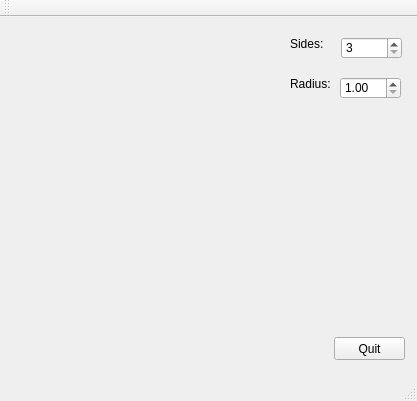
Qt form mainwindow.ui (bluepoke/glqtree) before a commit.
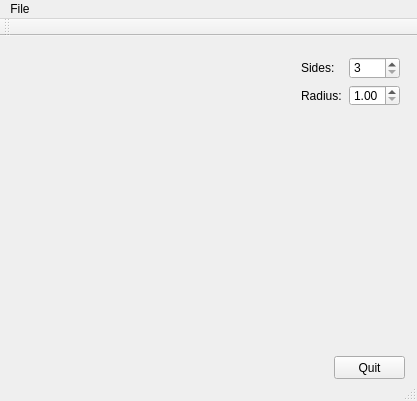
The same form after that commit. Custom widgets are drawn as their Qt base class.

Commit message: - added menu item to close application - rearranged the widgets a bit

Diff of the .ui file:
```diff
--- a/mainwindow.ui
+++ b/mainwindow.ui
@@ -37,41 +37,25 @@
      <string>Quit</string>
     </property>
    </widget>
+   <widget class="QWidget" name="widget" native="true">
+    <property name="geometry">
+     <rect>
+      <x>290</x>
+      <y>10</y>
+      <width>121</width>
+      <height>71</height>
+     </rect>
+    </property>
+    <layout class="QGridLayout" name="gridLayout_2">
+     <item row="0" column="0">
    <widget class="QLabel" name="label">
-    <property name="geometry">
-     <rect>
-      <x>290</x>
-      <y>20</y>
-      <width>46</width>
-      <height>13</height>
-     </rect>
-    </property>
     <property name="text">
      <string>Sides:</string>
     </property>
    </widget>
-   <widget class="QLabel" name="label_2">
-    <property name="geometry">
-     <rect>
-      <x>290</x>
-      <y>60</y>
-      <width>46</width>
-      <height>13</height>
-     </rect>
-    </property>
-    <property name="text">
-     <string>Radius:</string>
-    </property>
-   </widget>
+     </item>
+     <item row="0" column="1">
    <widget class="QSpinBox" name="spinBox">
-    <property name="geometry">
-     <rect>
-      <x>341</x>
-      <y>20</y>
-      <width>61</width>
-      <height>22</height>
-     </rect>
-    </property>
     <property name="minimum">
      <number>3</number>
     </property>
@@ -79,15 +63,16 @@
      <number>60</number>
     </property>
    </widget>
+     </item>
+     <item row="1" column="0">
+      <widget class="QLabel" name="label_2">
+       <property name="text">
+        <string>Radius:</string>
+       </property>
+      </widget>
+     </item>
+     <item row="1" column="1">
    <widget class="QDoubleSpinBox" name="doubleSpinBox">
-    <property name="geometry">
-     <rect>
-      <x>340</x>
-      <y>60</y>
-      <width>61</width>
-      <height>22</height>
-     </rect>
-    </property>
     <property name="minimum">
      <double>1.000000000000000</double>
     </property>
@@ -98,6 +83,9 @@
      <double>0.100000000000000</double>
     </property>
    </widget>
+     </item>
+    </layout>
+   </widget>
   </widget>
   <widget class="QMenuBar" name="menuBar">
    <property name="geometry">
@@ -108,6 +96,13 @@
      <height>21</height>
     </rect>
    </property>
+   <widget class="QMenu" name="menuFile">
+    <property name="title">
+     <string>File</string>
+    </property>
+    <addaction name="actionQuit"/>
+   </widget>
+   <addaction name="menuFile"/>
   </widget>
   <widget class="QToolBar" name="mainToolBar">
    <attribute name="toolBarArea">
```
Left out of the diff: 27 changed lines with no effect on the pictures. Lines whose indentation alone changed are shown as unchanged.
